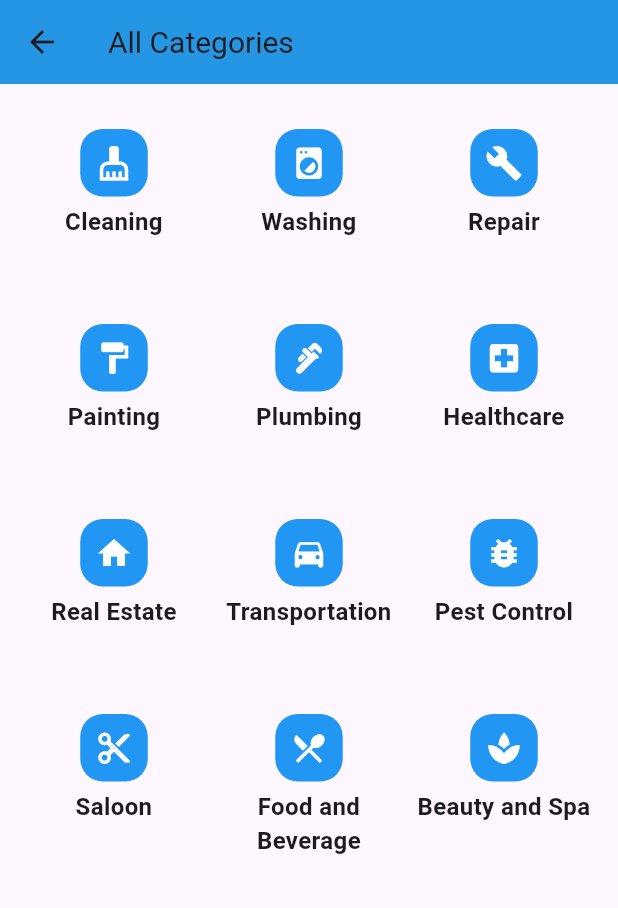
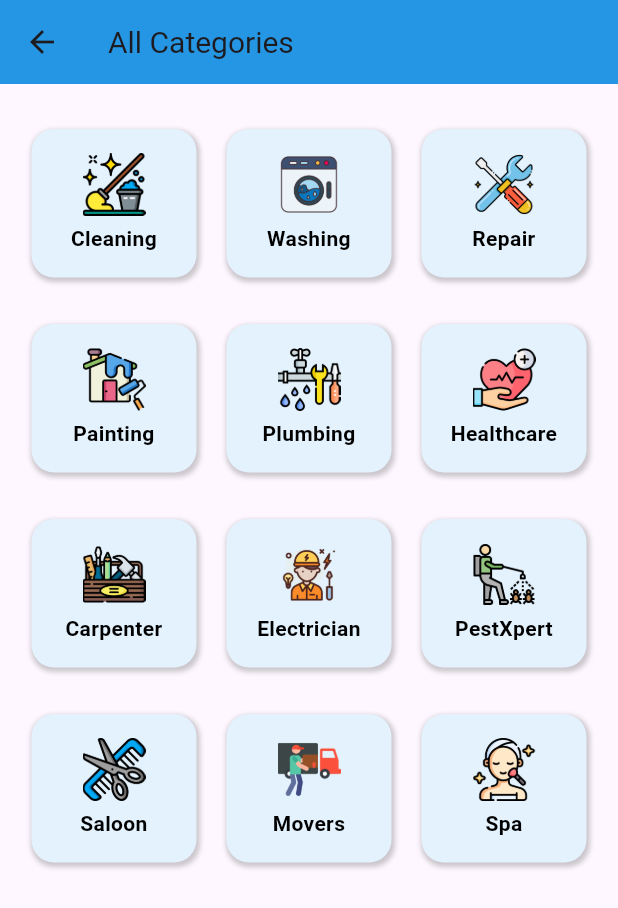
Before and after one commit to helperhive/helperHive, a Flutter app: the AllCategoriesColumn screen opened directly, on a phone screen of 412 x 824 dp. Shown: the top 908 px of the screen. Run offline on Flutter 3.47's test engine with Material 3 defaults, Android fonts, the phone set to English and light mode, and no system bars; our stand-ins replace card_swiper, cloud_firestore, delightful_toast, firebase_auth, firebase_core, firebase_storage and 8 more; accounts and stored records are empty; statements that could not run were skipped; project files that could hold a hidden picture were left out.

Commit message:
all categories screen

```diff
--- a/lib/screens/all_services/all_categories_screen.dart
+++ b/lib/screens/all_services/all_categories_screen.dart
@@ -9,19 +9,19 @@ class AllCategoriesColumn extends StatelessWidget {
 
   @override
   Widget build(BuildContext context) {
-    final Map<String, IconData> categoryIcons = {
-      'Cleaning': Icons.cleaning_services,
-      'Washing': Icons.local_laundry_service,
-      'Repair': Icons.build,
-      'Painting': Icons.format_paint,
-      'Plumbing': Icons.plumbing,
-      'Healthcare': Icons.local_hospital,
-      'Real Estate': Icons.home,
-      'Transportation': Icons.directions_car,
-      'Pest Control': Icons.bug_report,
-      'Saloon': Icons.content_cut,
-      'Food and Beverage': Icons.local_dining,
-      'Beauty and Spa': Icons.spa,
+    final Map<String, String> categoryIcons = {
+      'Cleaning': 'assets/service_icons/cleaning.png',
+      'Washing': 'assets/service_icons/washing.png',
+      'Repair': 'assets/service_icons/repair.png',
+      'Painting': 'assets/service_icons/painter.png',
+      'Plumbing': 'assets/service_icons/plumbing.png',
+      'Healthcare': 'assets/service_icons/healthcare.png',
+      'Carpenter': 'assets/service_icons/carpenter.png',
+      'Electrician': 'assets/service_icons/electrician.png',
+      'PestXpert': 'assets/service_icons/pest_control.png',
+      'Saloon': 'assets/service_icons/saloon.png',
+      'Movers': 'assets/service_icons/movers.png',
+      'Spa': 'assets/service_icons/beauty_and_spa.png',
     };
 
     return Scaffold(
@@ -37,7 +37,7 @@ class AllCategoriesColumn extends StatelessWidget {
         child: Column(
           crossAxisAlignment: CrossAxisAlignment.stretch,
           children: [
-            const SizedBox(height: 30), // Adjust height as needed for spacing
+            const SizedBox(height: 30),
             Expanded(
               child: GridView.builder(
                 gridDelegate: const SliverGridDelegateWithFixedCrossAxisCount(
@@ -49,14 +49,13 @@ class AllCategoriesColumn extends StatelessWidget {
                 itemCount: categoryIcons.length,
                 itemBuilder: (context, index) {
                   final String label = categoryIcons.keys.elementAt(index);
-                  final IconData icon = categoryIcons.values.elementAt(index);
+                  final String iconPath = categoryIcons.values.elementAt(index);
 
                   return AllCategoriesCard(
-                    icon: icon,
+                    iconPath: iconPath,
                     label: label,
                     onTap: () {
                       // Navigate to CategoryFilterSearch with the selected category
-
                       Navigator.of(context).push(MaterialPageRoute(
                           builder: (context) => ServiceSearchScreen(
                                 sevice: label,
--- a/lib/screens/all_services/widgets/all_categories_card.dart
+++ b/lib/screens/all_services/widgets/all_categories_card.dart
@@ -40,43 +40,98 @@
 //   }
 // }
 
+// import 'package:flutter/material.dart';
+
+// class AllCategoriesCard extends StatelessWidget {
+//   final IconData icon;
+//   final String label;
+//   // final List<String> subcategories;
+//   final Function()? onTap;
+
+//   const AllCategoriesCard(
+//       {super.key,
+//       required this.icon,
+//       required this.label,
+//       // required this.subcategories,
+
+//       this.onTap});
+
+//   @override
+//   Widget build(BuildContext context) {
+//     return InkWell(
+//       onTap: onTap ?? () {},
+//       child: Column(
+//         children: [
+//           Container(
+//             decoration: BoxDecoration(
+//               color: Colors.blue, // Background color
+//               borderRadius: BorderRadius.circular(15), // Border radius
+//             ),
+//             padding: const EdgeInsets.all(
+//                 10), // Padding to adjust the icon within the container
+//             child: Icon(icon,
+//                 size: 25, color: Colors.white), // Icon with white color
+//           ),
+//           const SizedBox(height: 5),
+//           Text(
+//             label,
+//             textAlign: TextAlign.center,
+//             style: const TextStyle(fontSize: 16, fontWeight: FontWeight.bold),
+//           ),
+//         ],
+//       ),
+//     );
+//   }
+// }
 import 'package:flutter/material.dart';
 
 class AllCategoriesCard extends StatelessWidget {
-  final IconData icon;
+  final String iconPath;
   final String label;
-  // final List<String> subcategories;
   final Function()? onTap;
 
   const AllCategoriesCard(
-      {super.key,
-      required this.icon,
-      required this.label,
-      // required this.subcategories,
-
-      this.onTap});
+      {super.key, required this.iconPath, required this.label, this.onTap});
 
   @override
   Widget build(BuildContext context) {
     return InkWell(
       onTap: onTap ?? () {},
+      splashColor: Colors.blue.shade300,
       child: Column(
         children: [
           Container(
+            width: 110,
             decoration: BoxDecoration(
-              color: Colors.blue, // Background color
-              borderRadius: BorderRadius.circular(15), // Border radius
+                color: Colors.blue.shade50,
+                borderRadius: BorderRadius.circular(15),
+                boxShadow: [
+                  BoxShadow(
+                    color: Colors.black.withOpacity(0.2),
+                    spreadRadius: 1,
+                    blurRadius: 2,
+                    offset: Offset(1, 2),
+                  ),
+                ]),
+            padding: const EdgeInsets.all(16),
+            child: Column(
+              children: [
+                Image.asset(
+                  iconPath,
+                  width: 42,
+                  height: 42,
+                ),
+                const SizedBox(height: 5),
+                Text(
+                  label,
+                  textAlign: TextAlign.center,
+                  style: const TextStyle(
+                      fontSize: 14,
+                      fontWeight: FontWeight.bold,
+                      color: Colors.black),
+                ),
+              ],
             ),
-            padding: const EdgeInsets.all(
-                10), // Padding to adjust the icon within the container
-            child: Icon(icon,
-                size: 25, color: Colors.white), // Icon with white color
-          ),
-          const SizedBox(height: 5),
-          Text(
-            label,
-            textAlign: TextAlign.center,
-            style: const TextStyle(fontSize: 16, fontWeight: FontWeight.bold),
           ),
         ],
       ),
--- a/lib/screens/auth/screens/signup.dart
+++ b/lib/screens/auth/screens/signup.dart
@@ -104,7 +104,7 @@ class _SignupScreenState extends State<SignupScreen> {
         await authService.handlesigninWithGoogleforWorkers(userCredential);
       }
 
-      Navigator.of(context).pushNamed(AppRoutes.homeRoute);
+      // Navigator.of(context).pushNamed(AppRoutes.homeRoute);
     } catch (e) {
       message(e.toString());
     } finally {
--- a/lib/screens/profile/user_profile_screen.dart
+++ b/lib/screens/profile/user_profile_screen.dart
@@ -1,6 +1,6 @@
 import 'package:flutter/material.dart';
+import 'package:helperhive/screens/payment_screen.dart';
 import 'package:helperhive/screens/profile/edit_profile_screen.dart';
-import 'package:helperhive/screens/payment_screen.dart';
 
 class UserProfileScreen extends StatefulWidget {
   final Function()? onTap;
--- a/lib/screens/search/widgets/category_filter_search.dart
+++ b/lib/screens/search/widgets/category_filter_search.dart
@@ -55,21 +55,21 @@ class CategoryFilter extends StatelessWidget {
           ),
           CategoryButton(
             icon: Icons.local_hospital,
-            label: 'Health Care',
-            isSelected: selectedCategory == 'Health Care',
-            onPressed: () => onSelectCategory('Health Care'),
+            label: 'Healthcare',
+            isSelected: selectedCategory == 'Healthcare',
+            onPressed: () => onSelectCategory('Healthcare'),
           ),
           CategoryButton(
-            icon: Icons.home,
-            label: 'Home',
-            isSelected: selectedCategory == 'Home',
-            onPressed: () => onSelectCategory('Home'),
+            icon: Icons.handyman,
+            label: 'Carpenter',
+            isSelected: selectedCategory == 'Carpenter',
+            onPressed: () => onSelectCategory('Carpenter'),
           ),
           CategoryButton(
-            icon: Icons.directions_car,
-            label: 'Transportation',
-            isSelected: selectedCategory == 'Transportation',
-            onPressed: () => onSelectCategory('Transportation'),
+            icon: Icons.lightbulb,
+            label: 'Electrician',
+            isSelected: selectedCategory == 'Electrician',
+            onPressed: () => onSelectCategory('Electrician'),
           ),
           CategoryButton(
             icon: Icons.bug_report,
@@ -85,9 +85,9 @@ class CategoryFilter extends StatelessWidget {
           ),
           CategoryButton(
             icon: Icons.local_dining,
-            label: 'Food & Beverage',
-            isSelected: selectedCategory == 'Food & Beverage',
-            onPressed: () => onSelectCategory('Food & Beverage'),
+            label: 'Home_app_repair',
+            isSelected: selectedCategory == 'Home_app_repair',
+            onPressed: () => onSelectCategory('Home_app_repair'),
           ),
           CategoryButton(
             icon: Icons.spa,
```
Also changed, not shown: pubspec.yaml (+17 -0 lines), assets/service_icons/beauty_and_spa.png (added), assets/service_icons/carpenter.png (added), assets/service_icons/cleaning.png (added), assets/service_icons/electrician.png (added), assets/service_icons/healthcare.png (added), assets/service_icons/movers.png (added), assets/service_icons/painter.png (added), assets/service_icons/pest_control.png (added), assets/service_icons/plumbing.png (added), assets/service_icons/repair.png (added), assets/service_icons/saloon.png (added), assets/service_icons/washing.png (added).
